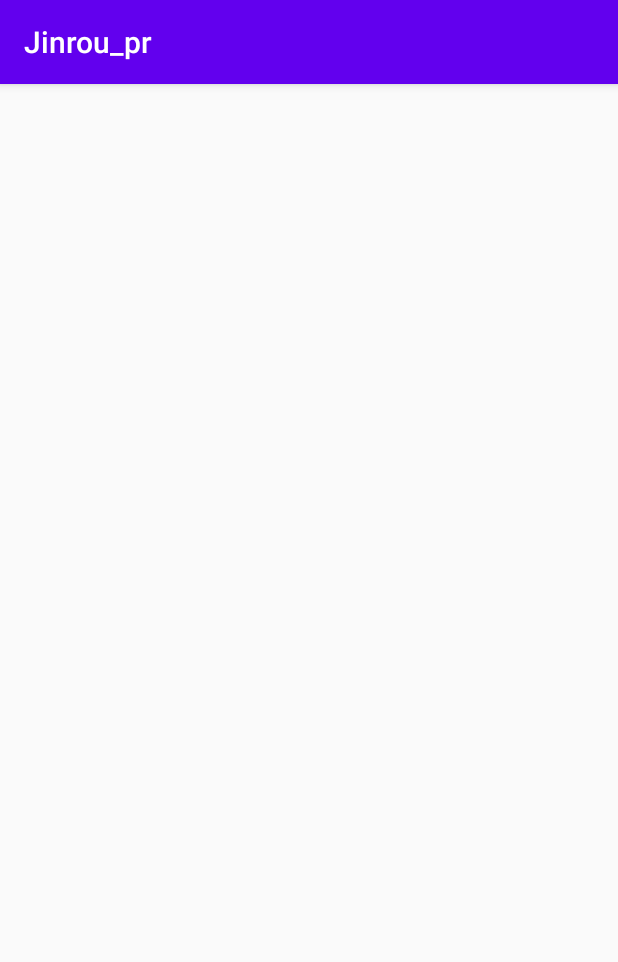
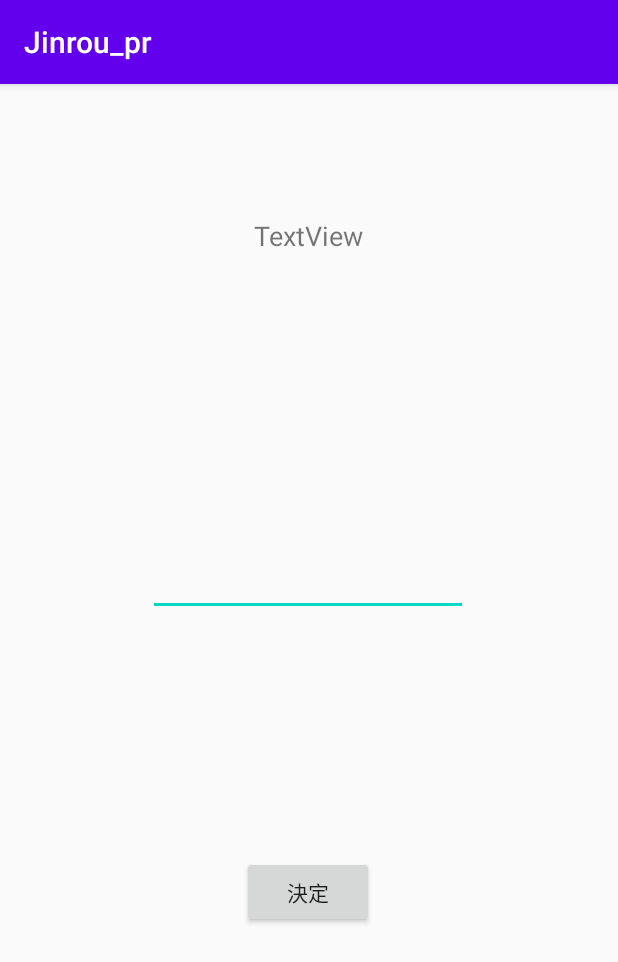
Before and after one commit to konan-pbl-2020/Jinrou_main, an Android app: the Touhyou screen opened directly, with no data from a screen before it, on a phone screen of 412 x 824 dp. Shown: the top 962 px of the screen. Run offline under Robolectric (Android 15) with nearby library versions, the phone set to English and light mode, and no system bars; 2 statements that could not run were skipped.

Commit message:
投票です

```diff
--- a/app/src/main/java/com/example/jinrou_pr/Touhyou.java
+++ b/app/src/main/java/com/example/jinrou_pr/Touhyou.java
@@ -4,15 +4,57 @@ import androidx.appcompat.app.AppCompatActivity;
 
 import android.content.Intent;
 import android.os.Bundle;
+import android.view.View;
+import android.widget.Button;
+import android.widget.EditText;
+import android.widget.TextView;
+
+import java.text.BreakIterator;
 
 public class Touhyou extends AppCompatActivity {
+    int[] num_nyu = new int[0];
+    public static int[] num_touhyou = new int[100];
+    public static int nyuryoku = 0;
+    public static int max_i;
 
     @Override
     protected void onCreate(Bundle savedInstanceState) {
         super.onCreate(savedInstanceState);
         setContentView(R.layout.activity_touhyou);
 
-        Intent intentyt = getIntent();
-        Yakuwari[] yaku_to = (Yakuwari[]) intentyt.getSerializableExtra("Yakuwari_main");
+        Button kettei = (Button) findViewById(R.id.buttont);
+        kettei.setOnClickListener(new View.OnClickListener() {
+            @Override
+            public void onClick(View v) {
+                EditText editText = (EditText)findViewById(R.id.nyuryokut);
+                String inputStr = editText.getText().toString();
+                TextView textView1 = (TextView)findViewById(R.id.textViewt);
+                textView1.setText(inputStr);
+
+
+            }
+        });
+        int n = Ninzyu.num;
+        int[] num_touhyou = new int[n];
+        int i;
+        int nyuryoku = 0;
+        int max;
+
+        for (i = 1; i <= n; i++) {
+            TextView text_ban = (TextView) findViewById(R.id.textViewt);
+            text_ban.setText(i + "番目の方ですね？");
+
+            num_touhyou[nyuryoku]++;
+        }
+        max = num_touhyou[1];
+        max_i = 1;
+        for(i = 1; i <= n; i++){
+            if(max < num_touhyou[i+1]){
+                max = num_touhyou[i+1];
+                max_i = i+1;
+            }
+        }
     }
+
+
 }
--- a/app/src/main/res/layout/activity_touhyou.xml
+++ b/app/src/main/res/layout/activity_touhyou.xml
@@ -6,4 +6,43 @@
     android:layout_height="match_parent"
     tools:context=".Touhyou">
 
+    <TextView
+        android:id="@+id/textViewt"
+        android:layout_width="146dp"
+        android:layout_height="112dp"
+        android:text="TextView"
+        android:textAlignment="center"
+        android:textSize="18sp"
+        app:layout_constraintBottom_toBottomOf="parent"
+        app:layout_constraintEnd_toEndOf="parent"
+        app:layout_constraintHorizontal_bias="0.498"
+        app:layout_constraintStart_toStartOf="parent"
+        app:layout_constraintTop_toTopOf="parent"
+        app:layout_constraintVertical_bias="0.135" />
+
+    <Button
+        android:id="@+id/buttont"
+        android:layout_width="wrap_content"
+        android:layout_height="wrap_content"
+        android:text="決定"
+        app:layout_constraintBottom_toBottomOf="parent"
+        app:layout_constraintEnd_toEndOf="parent"
+        app:layout_constraintHorizontal_bias="0.498"
+        app:layout_constraintStart_toStartOf="parent"
+        app:layout_constraintTop_toBottomOf="@+id/textViewt"
+        app:layout_constraintVertical_bias="0.604" />
+
+    <EditText
+        android:id="@+id/nyuryokut"
+        android:layout_width="wrap_content"
+        android:layout_height="wrap_content"
+        android:layout_marginTop="68dp"
+        android:ems="10"
+        android:inputType="textPersonName"
+        app:layout_constraintBottom_toTopOf="@+id/buttont"
+        app:layout_constraintEnd_toEndOf="parent"
+        app:layout_constraintHorizontal_bias="0.497"
+        app:layout_constraintStart_toStartOf="parent"
+        app:layout_constraintTop_toBottomOf="@+id/textViewt"
+        app:layout_constraintVertical_bias="0.204" />
 </androidx.constraintlayout.widget.ConstraintLayout>
```
